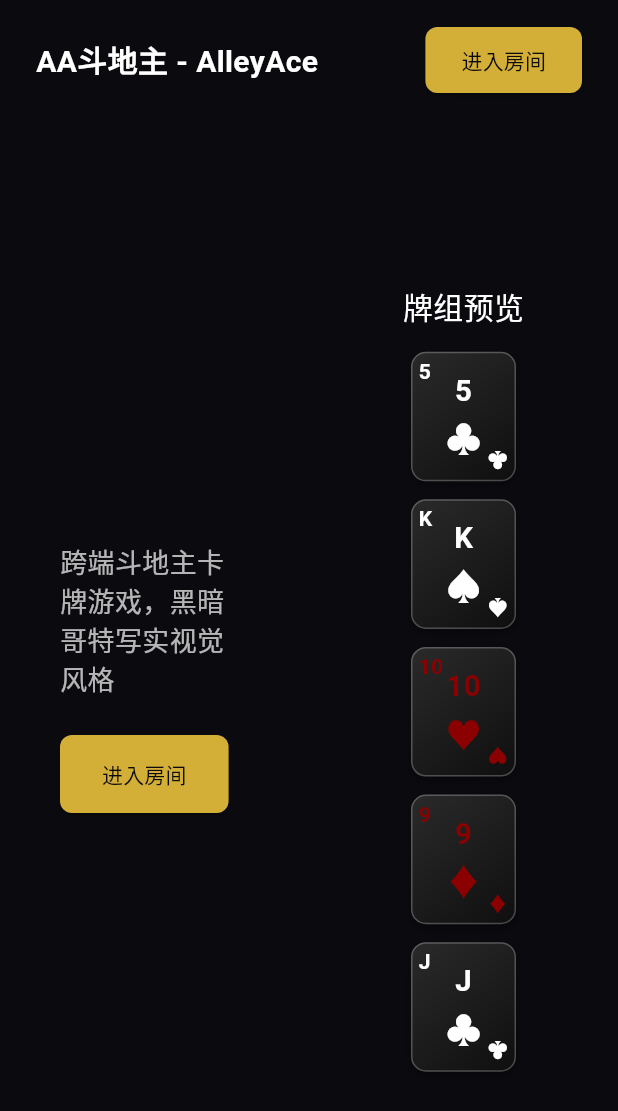
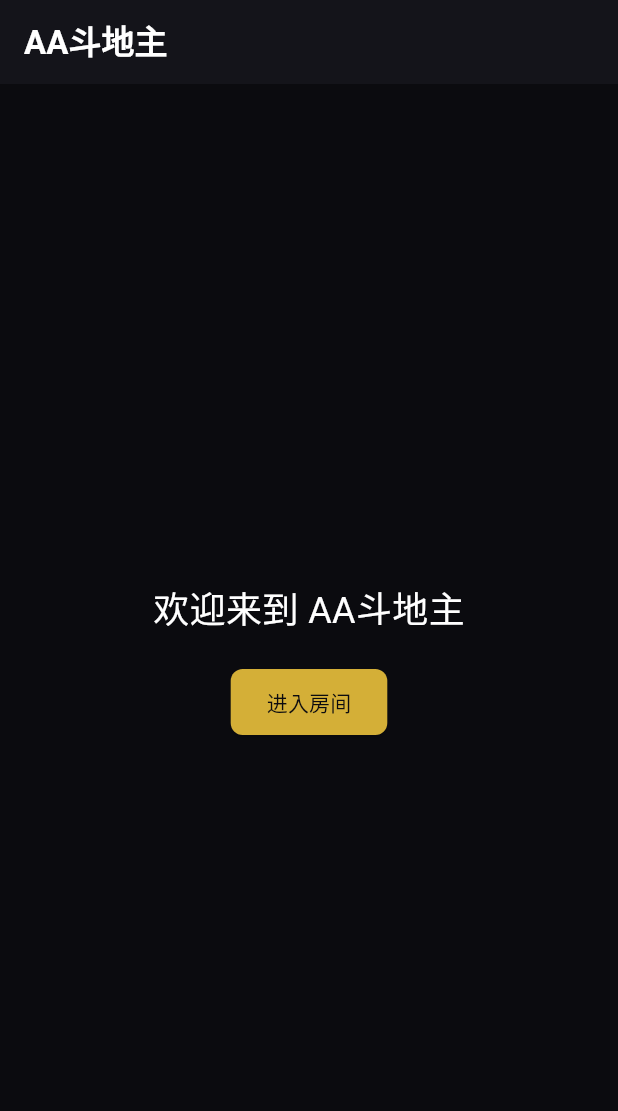
Before and after one commit to cloud-cottage/aa, a Flutter app: the screen it shows after launch, on a phone screen of 412 x 824 dp. Shown: the top 1111 px of the screen. Run offline on Flutter 3.47's test engine with Material 3 defaults, Android fonts, the phone set to English and light mode, and no system bars; our stand-ins replace flutter_riverpod.

Commit message:
fix: simplify home screen for web

```diff
--- a/lib/presentation/screens/home_screen.dart
+++ b/lib/presentation/screens/home_screen.dart
@@ -1,113 +1,27 @@
 import 'package:flutter/material.dart';
-import 'package:aa_doudizhu/presentation/screens/room_screen.dart';
-import 'package:aa_doudizhu/presentation/widgets/card_deck.dart';
-import 'package:aa_doudizhu/domain/game_logic/card.dart';
+import 'package:aa_doudizhu/presentation/screens/lobby_screen.dart';
 
 class HomeScreen extends StatelessWidget {
   const HomeScreen({Key? key}) : super(key: key);
 
   @override
   Widget build(BuildContext context) {
-    // Web-friendly responsive layout with a top header
     return Scaffold(
-      body: Column(
-        children: [
-          // header
-          Container(
-            padding: const EdgeInsets.symmetric(horizontal: 24, vertical: 16),
-            width: double.infinity,
-            decoration: const BoxDecoration(
-              gradient: LinearGradient(
-                colors: [Color(0xFF0B0B0F), Color(0xFF0A0A0F)],
-                begin: Alignment.topLeft,
-                end: Alignment.bottomRight,
-              ),
+      appBar: AppBar(title: const Text('AA斗地主')),
+      body: Center(
+        child: Column(
+          mainAxisAlignment: MainAxisAlignment.center,
+          children: [
+            const Text('欢迎来到 AA斗地主', style: TextStyle(fontSize: 24)),
+            const SizedBox(height: 20),
+            ElevatedButton(
+              onPressed: () {
+                Navigator.push(context, MaterialPageRoute(builder: (_) => const LobbyScreen()));
+              },
+              child: const Text('进入房间'),
             ),
-            child: SafeArea(
-              child: Row(
-                mainAxisAlignment: MainAxisAlignment.spaceBetween,
-                children: [
-                  Text('AA斗地主 - AlleyAce', style: TextStyle(color: Colors.white, fontSize: 20, fontWeight: FontWeight.bold)),
-                  ElevatedButton(
-                    onPressed: () => Navigator.of(context).pushNamed('/lobby'),
-                    child: const Text('进入房间'),
-                  ),
-                ],
-              ),
-            ),
-          ),
-          // body
-          Expanded(
-            child: LayoutBuilder(
-              builder: (context, constraints) {
-                final width = constraints.maxWidth;
-                return Container(
-                  decoration: const BoxDecoration(
-                    gradient: LinearGradient(
-                      colors: [Color(0xFF0B0B0F), Color(0xFF0A0A0F)],
-                      begin: Alignment.topLeft,
-                      end: Alignment.bottomRight,
-                    ),
-                  ),
-                  child: Row(
-                    children: [
-                      // Left: Branding & CTA
-                      Expanded(
-                        flex: 1,
-                        child: Padding(
-                          padding: const EdgeInsets.all(40.0),
-                          child: Column(
-                            crossAxisAlignment: CrossAxisAlignment.start,
-                            mainAxisAlignment: MainAxisAlignment.center,
-                            children: [
-                              Text(
-                                '跨端斗地主卡牌游戏，黑暗哥特写实视觉风格',
-                                style: TextStyle(fontSize: width > 1000 ? 28 : 18, color: Colors.white70),
-                              ),
-                              const SizedBox(height: 24),
-                              ElevatedButton(
-                                onPressed: () => Navigator.of(context).pushNamed('/lobby'),
-                                child: const Text('进入房间'),
-                                style: ElevatedButton.styleFrom(padding: const EdgeInsets.symmetric(horizontal: 28, vertical: 16)),
-                              ),
-                            ],
-                          ),
-                        ),
-                      ),
-                      // Right: 演示牌组预览
-                      Expanded(
-                        flex: 1,
-                        child: Padding(
-                          padding: const EdgeInsets.all(40.0),
-                          child: Column(
-                            mainAxisAlignment: MainAxisAlignment.center,
-                            crossAxisAlignment: CrossAxisAlignment.center,
-                            children: [
-                              const Text('牌组预览', style: TextStyle(color: Colors.white, fontSize: 20)),
-                              const SizedBox(height: 16),
-                              CardDeck(
-                                cards: [
-                                  CardModel(suit: Suit.clubs, rank: Rank.five, id: 100),
-                                  CardModel(suit: Suit.spades, rank: Rank.king, id: 101),
-                                  CardModel(suit: Suit.hearts, rank: Rank.ten, id: 102),
-                                  CardModel(suit: Suit.diamonds, rank: Rank.nine, id: 103),
-                                  CardModel(suit: Suit.clubs, rank: Rank.jack, id: 104),
-                                ],
-                                cardWidth: 70,
-                                cardHeight: 96 * 0.9,
-                                spacing: 12,
-                              ),
-                            ],
-                          ),
-                        ),
-                      ),
-                    ],
-                  ),
-                );
-              },
-            ),
-          ),
-        ],
+          ],
+        ),
       ),
     );
   }
```
